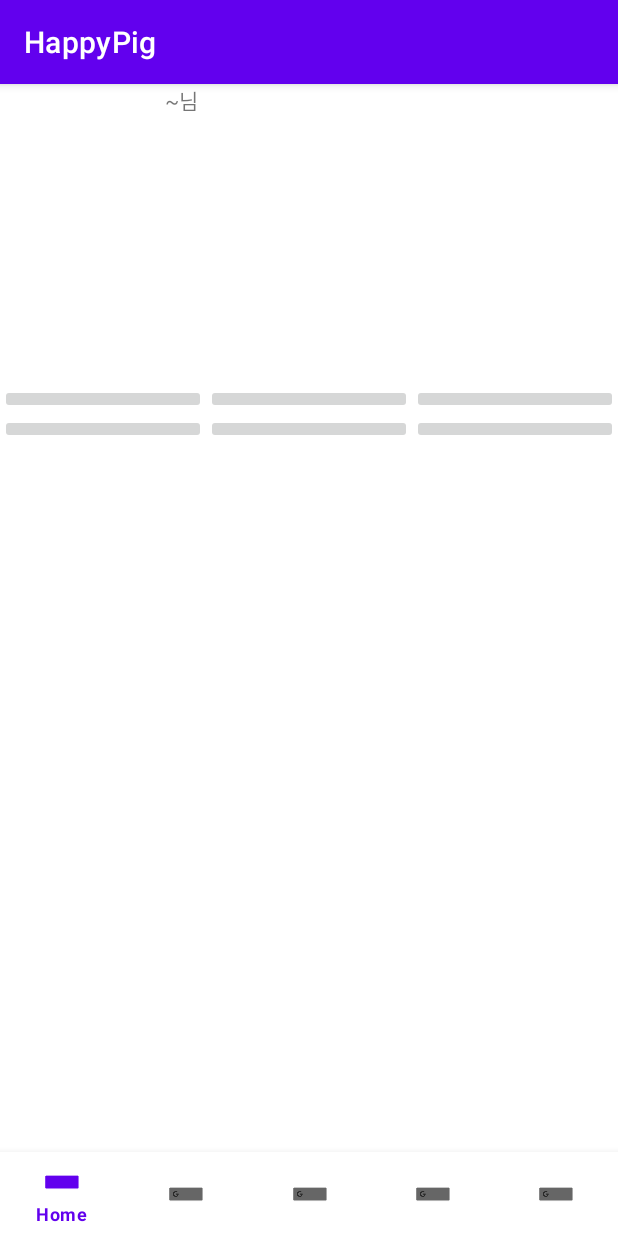
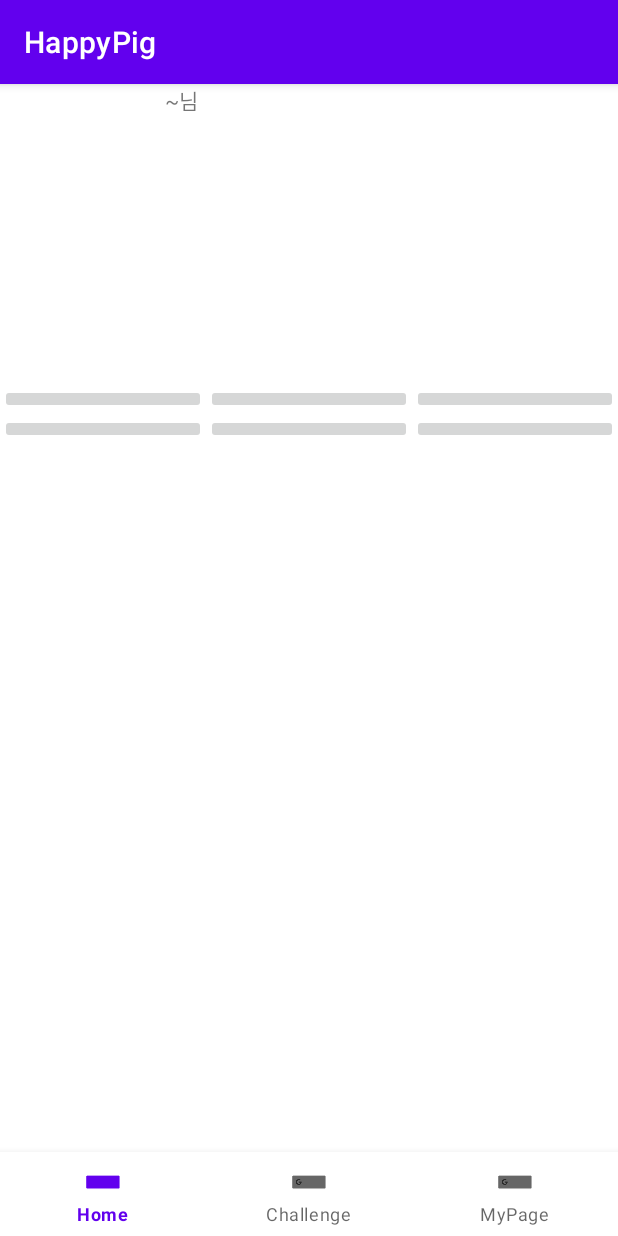
Before and after one commit to cAhyoung/shipda_bingo, an Android app: the HomeActivity screen opened directly, with no data from a screen before it, on a phone screen of 412 x 824 dp. Run offline under Robolectric (Android 15) with nearby library versions, the phone set to English and light mode, and no system bars; 3 statements that could not run were skipped.

Commit message:
revise some files

```diff
--- a/app/src/main/AndroidManifest.xml
+++ b/app/src/main/AndroidManifest.xml
@@ -13,7 +13,7 @@
         android:theme="@style/Theme.HappyPig"
         tools:targetApi="31">
         <activity
-            android:name=".HomeActivity"
+            android:name=".home.HomeActivity"
             android:exported="true">
             <meta-data
                 android:name="android.app.lib_name"
--- a/app/src/main/java/com/example/happypig/MainActivity.kt
+++ b/app/src/main/java/com/example/happypig/MainActivity.kt
@@ -5,6 +5,7 @@ import android.content.Intent
 import androidx.appcompat.app.AppCompatActivity
 import android.os.Bundle
 import android.widget.Button
+import com.example.happypig.home.HomeActivity
 
 
 class MainActivity : AppCompatActivity() {
--- a/app/src/main/java/com/example/happypig/HomeActivity.kt
+++ b/app/src/main/java/com/example/happypig/home/HomeActivity.kt
@@ -1,12 +1,11 @@
-package com.example.happypig
+package com.example.happypig.home
 
 import androidx.appcompat.app.AppCompatActivity
 import android.os.Bundle
 import androidx.fragment.app.Fragment
+import com.example.happypig.R
 import com.example.happypig.challenge.ChallengeFragment
-import com.example.happypig.gallery.GalleryFragment
 import com.example.happypig.mypage.MyPageFragment
-import com.example.happypig.map.MapFragment
 import com.google.android.material.bottomnavigation.BottomNavigationView
 
 
@@ -16,8 +15,6 @@ class HomeActivity : AppCompatActivity() {
 
     val homeFragment by lazy { HomeFragment() }  // by lazy : 지연 초기화, 최초 사용 시 초기화
     val challengeFragment by lazy { ChallengeFragment() }
-    val mapFragment by lazy { MapFragment() }
-    val galleryFragment by lazy { GalleryFragment() }
     val myPageFragment by lazy { MyPageFragment() }
 
 
@@ -35,14 +32,6 @@ class HomeActivity : AppCompatActivity() {
                 }
                 R.id.challenge -> {
                     loadFragment(challengeFragment)
-                    true
-                }
-                R.id.map -> {
-                    loadFragment(mapFragment)
-                    true
-                }
-                R.id.gallery -> {
-                    loadFragment(galleryFragment)
                     true
                 }
                 R.id.mypage -> {
--- a/app/src/main/res/layout/activity_main.xml
+++ b/app/src/main/res/layout/activity_main.xml
@@ -5,7 +5,7 @@
     xmlns:tools="http://schemas.android.com/tools"
     android:layout_width="match_parent"
     android:layout_height="match_parent"
-    tools:context=".HomeActivity">
+    tools:context=".home.HomeActivity">
 
     <Button
         android:id="@+id/btnToHome"
--- a/app/src/main/res/layout/fragment_my_page.xml
+++ b/app/src/main/res/layout/fragment_my_page.xml
@@ -3,12 +3,12 @@
     xmlns:tools="http://schemas.android.com/tools"
     android:layout_width="match_parent"
     android:layout_height="match_parent"
-    tools:context=".MyPageFragment">
+    tools:context="mypage.MyPageFragment">
 
     <!-- TODO: Update blank fragment layout -->
     <TextView
         android:layout_width="match_parent"
         android:layout_height="match_parent"
-        android:text="@string/hello_blank_fragment" />
+        android:text="mypage" />
 
 </FrameLayout>
--- a/app/src/main/res/menu/bottom_menu.xml
+++ b/app/src/main/res/menu/bottom_menu.xml
@@ -17,20 +17,6 @@
         app:showAsAction="ifRoom"/>
 
     <item
-        android:id="@+id/map"
-        android:enabled="true"
-        android:icon="@drawable/common_google_signin_btn_text_dark"
-        android:title="Map"
-        app:showAsAction="ifRoom"/>
-
-    <item
-        android:id="@+id/gallery"
-        android:enabled="true"
-        android:icon="@drawable/common_google_signin_btn_text_dark"
-        android:title="Gallery"
-        app:showAsAction="ifRoom"/>
-
-    <item
         android:id="@+id/mypage"
         android:enabled="true"
         android:icon="@drawable/common_google_signin_btn_text_dark"
```
Also changed, not shown: app/src/main/java/com/example/happypig/gallery/GalleryFragment.kt (deleted, +0 -41 lines), app/src/main/java/com/example/happypig/home/HomeFragment.kt (renamed from app/src/main/java/com/example/happypig/HomeFragment.kt, +6 -1 lines), app/src/main/java/com/example/happypig/map/MapFragment.kt (deleted, +0 -60 lines), app/src/main/res/layout/fragment_gallery.xml (deleted, +0 -14 lines), app/src/main/res/layout/fragment_map.xml (deleted, +0 -14 lines).
